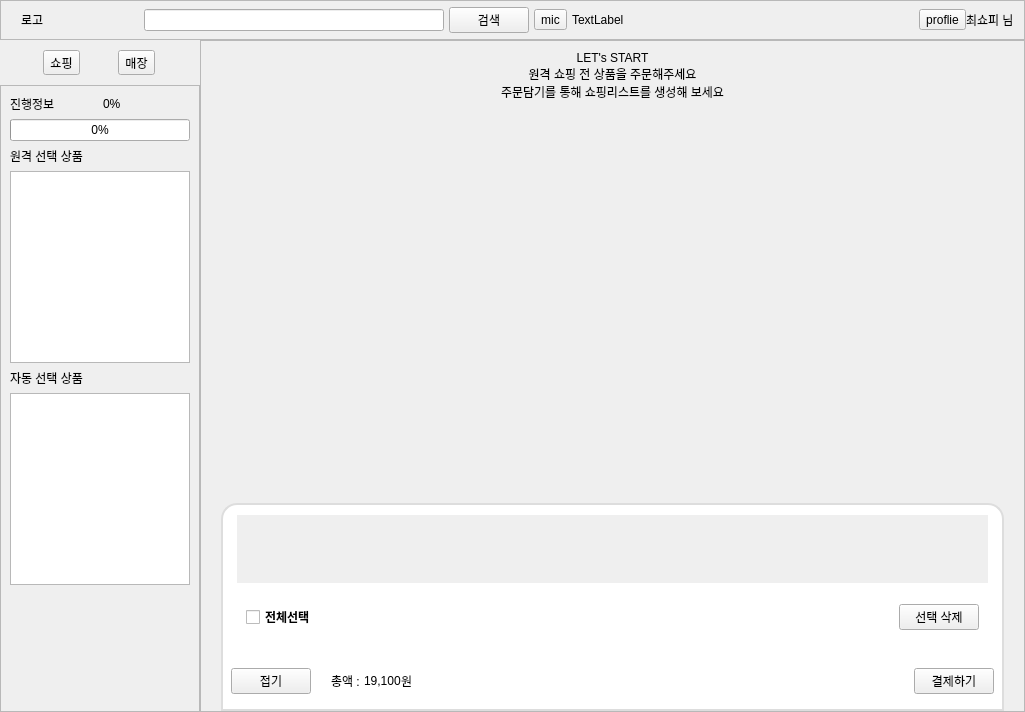
addinedu-roscamp-7th/roscamp-repo-1, file shopee_ros2/src/shopee_app/shopee_app/ui/layout_user.ui: the form before one commit.
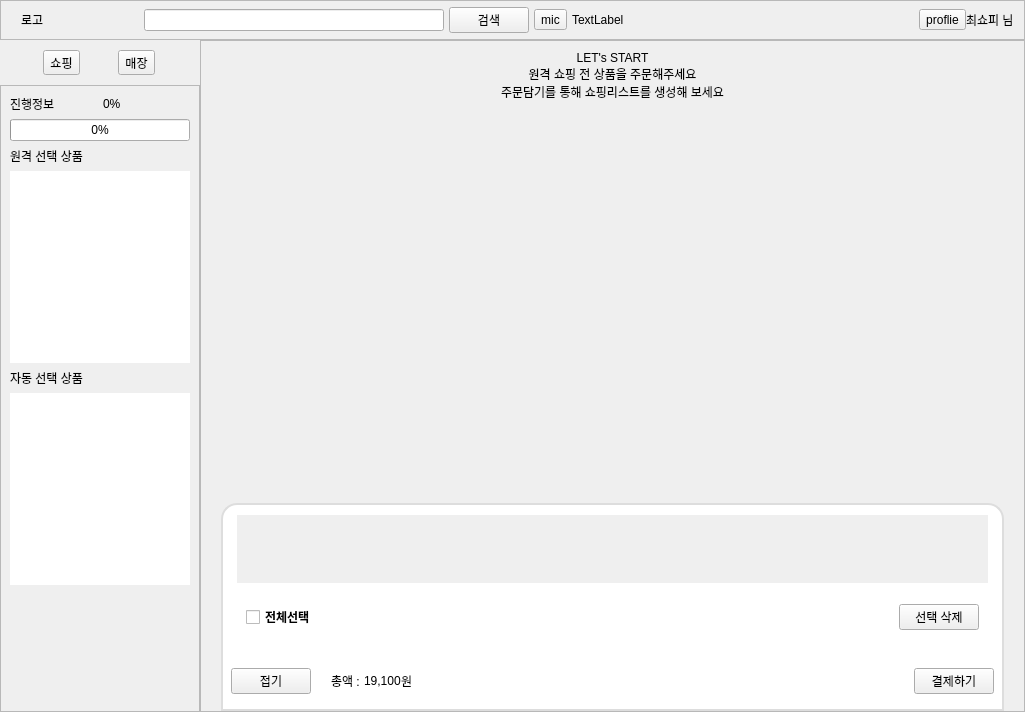
The form after the commit. The open tabs and pages were chosen to show the change. Icons and pictures are not drawn.

What changed in the file:
```diff
--- a/shopee_ros2/src/shopee_app/shopee_app/ui/layout_user.ui
+++ b/shopee_ros2/src/shopee_app/shopee_app/ui/layout_user.ui
@@ -491,7 +491,11 @@
                   </widget>
                  </item>
                  <item>
-                  <widget class="QListWidget" name="widget_remote_select_list"/>
+                  <widget class="QListWidget" name="widget_remote_select_list">
+                   <property name="frameShape">
+                    <enum>QFrame::NoFrame</enum>
+                   </property>
+                  </widget>
                  </item>
                  <item>
                   <widget class="QLabel" name="label_14">
@@ -501,7 +505,11 @@
                   </widget>
                  </item>
                  <item>
-                  <widget class="QListWidget" name="widget_auto_select_list"/>
+                  <widget class="QListWidget" name="widget_auto_select_list">
+                   <property name="frameShape">
+                    <enum>QFrame::NoFrame</enum>
+                   </property>
+                  </widget>
                  </item>
                  <item>
                   <spacer name="verticalSpacer">
```
Left out of the diff: 8 changed lines with no effect on the pictures.
